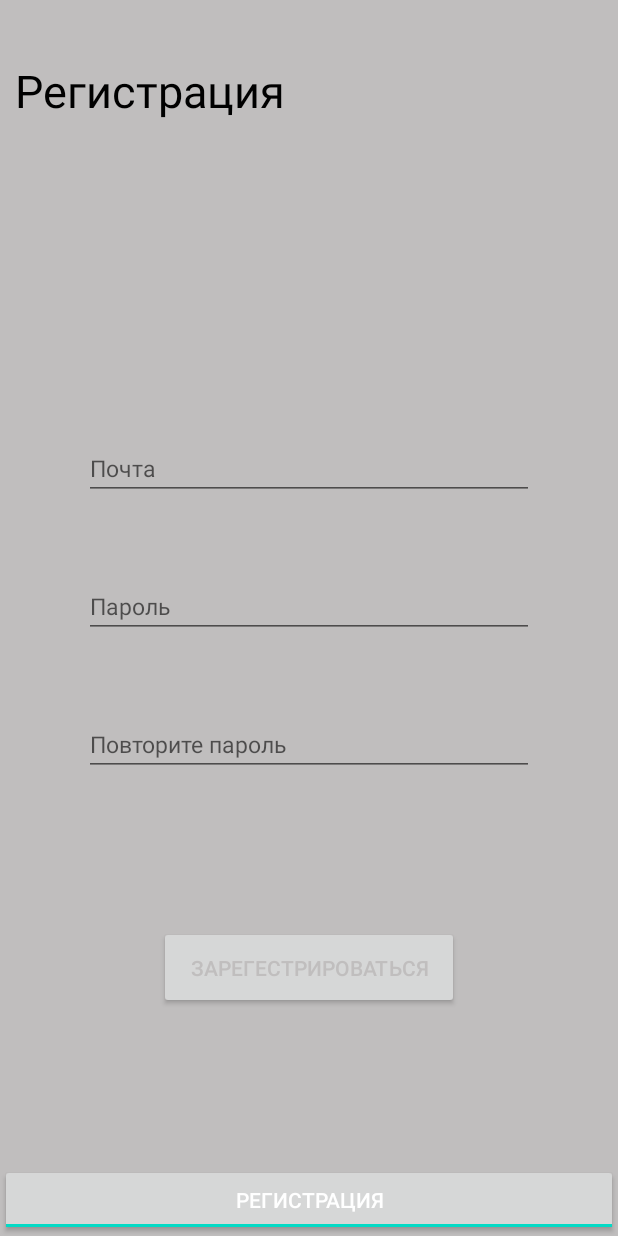
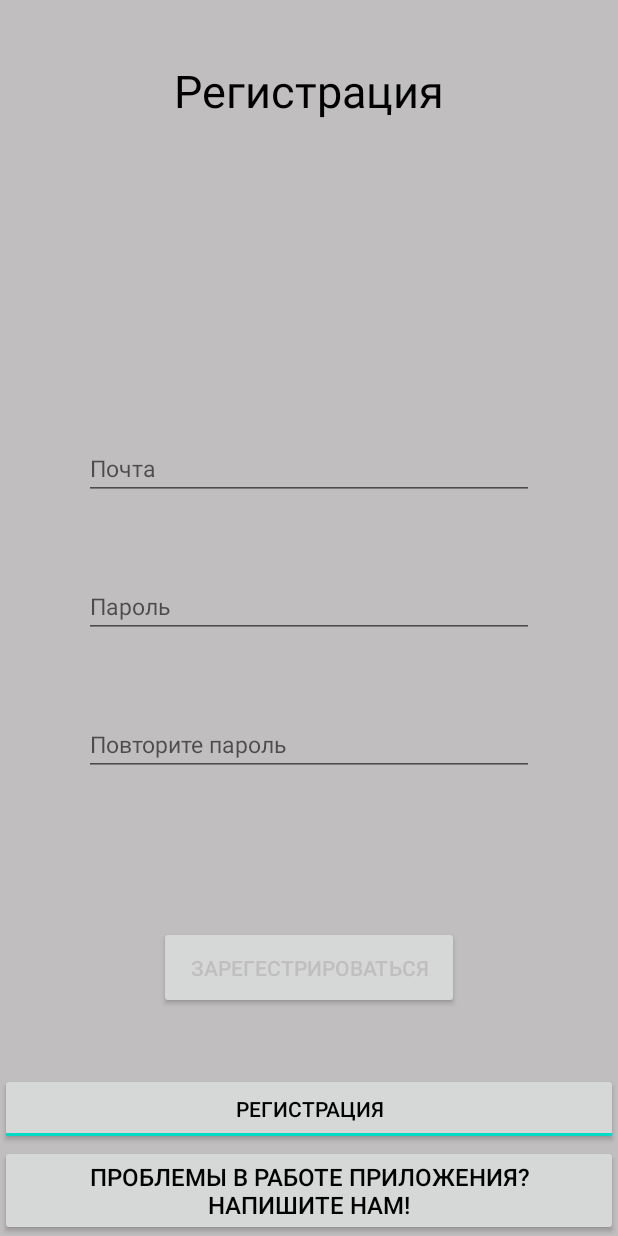
Before and after one commit to SartMax/kinopoisk, an Android app: the RegistrationFragment screen opened through its navigation route, on a phone screen of 412 x 824 dp. Run offline under Robolectric (Android 15) with nearby library versions, the phone set to English and light mode, and no system bars; our stand-ins replace Firebase (no records; nobody signed in at launch, a user with empty details on screens opened directly); 1 statement that could not run was skipped.

Commit message:
new auth layout

```diff
--- a/app/src/main/res/layout/activity_auth.xml
+++ b/app/src/main/res/layout/activity_auth.xml
@@ -21,9 +21,21 @@
         android:layout_height="wrap_content"
         android:padding="10dp"
         android:gravity="center"
-        android:textColor="@color/white"
+        android:textColor="@color/black"
         android:textOff="Авторизация"
         android:textOn="Регистрация"
-        app:layout_constraintBottom_toBottomOf="parent"/>
+        app:layout_constraintBottom_toTopOf="@id/btn_HelpMe"/>
+
+    <androidx.appcompat.widget.AppCompatButton
+        android:id="@+id/btn_HelpMe"
+        android:layout_width="match_parent"
+        android:layout_height="wrap_content"
+        android:padding="10dp"
+        android:gravity="center"
+        android:text="Проблемы в работе приложения?\nНапишите нам!"
+        android:textColor="@color/black"
+        android:textSize="16sp"
+        app:layout_constraintBottom_toBottomOf="parent"
+        />
 
 </androidx.constraintlayout.widget.ConstraintLayout>
--- a/app/src/main/res/layout/fragment_registration.xml
+++ b/app/src/main/res/layout/fragment_registration.xml
@@ -17,15 +17,14 @@
         android:id="@+id/tv_RegistrationLabel"
         android:layout_width="wrap_content"
         android:layout_height="wrap_content"
-        app:layout_constraintTop_toTopOf="parent"
+        android:layout_marginTop="40dp"
+        android:text="Регистрация"
+        android:textColor="#000"
+        android:textSize="30sp"
+        app:layout_constraintEnd_toEndOf="parent"
         app:layout_constraintStart_toStartOf="parent"
-        android:layout_marginTop="40dp"
-        android:textColor="#000"
-        android:layout_marginStart="10dp"
-        android:textSize="30sp"
-        android:text="Регистрация"
 
-        />
+        app:layout_constraintTop_toTopOf="parent" />
 
     <androidx.appcompat.widget.AppCompatEditText
         android:id="@+id/et_Login"
```
